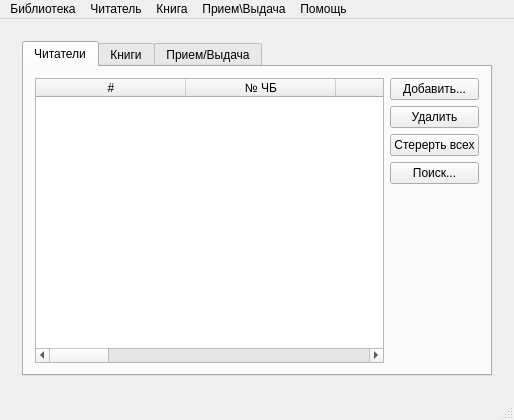
The window that Library_db/mainwindow.ui (AaccrraA/Library) describes before a commit, drawn with Qt 5.
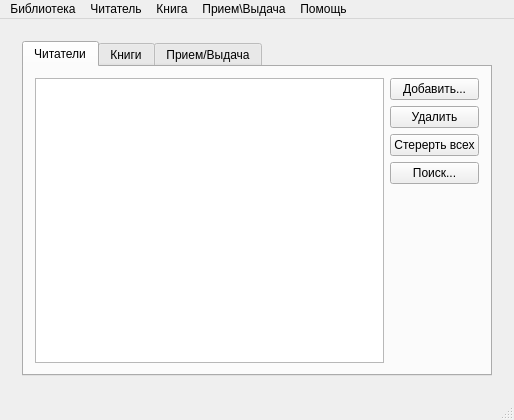
The same window after the commit.

Diff of the .ui file:
```diff
--- a/Library_db/mainwindow.ui
+++ b/Library_db/mainwindow.ui
@@ -65,7 +65,7 @@
                <number>0</number>
               </property>
               <property name="columnCount">
-               <number>11</number>
+               <number>0</number>
               </property>
               <attribute name="horizontalHeaderVisible">
                <bool>true</bool>
@@ -74,49 +74,23 @@
                <bool>false</bool>
               </attribute>
               <attribute name="horizontalHeaderDefaultSectionSize">
-               <number>150</number>
+               <number>100</number>
               </attribute>
               <attribute name="horizontalHeaderHighlightSections">
+               <bool>false</bool>
+              </attribute>
+              <attribute name="horizontalHeaderShowSortIndicator" stdset="0">
+               <bool>false</bool>
+              </attribute>
+              <attribute name="horizontalHeaderStretchLastSection">
+               <bool>true</bool>
+              </attribute>
+              <attribute name="verticalHeaderVisible">
                <bool>true</bool>
               </attribute>
               <attribute name="verticalHeaderDefaultSectionSize">
-               <number>100</number>
+               <number>50</number>
               </attribute>
-              <column>
-               <property name="text">
-                <string>#</string>
-               </property>
-              </column>
-              <column>
-               <property name="text">
-                <string>№ ЧБ</string>
-               </property>
-              </column>
-              <column>
-               <property name="text">
-                <string>ФИО</string>
-               </property>
-              </column>
-              <column>
-               <property name="text">
-                <string>Год рождения</string>
-               </property>
-              </column>
-              <column>
-               <property name="text">
-                <string>Адрес</string>
-               </property>
-              </column>
-              <column>
-               <property name="text">
-                <string>Место работы/учебы</string>
-               </property>
-              </column>
-              <column/>
-              <column/>
-              <column/>
-              <column/>
-              <column/>
              </widget>
             </item>
             <item>
```
Left out of the diff: 61 changed lines with no effect on the pictures.
